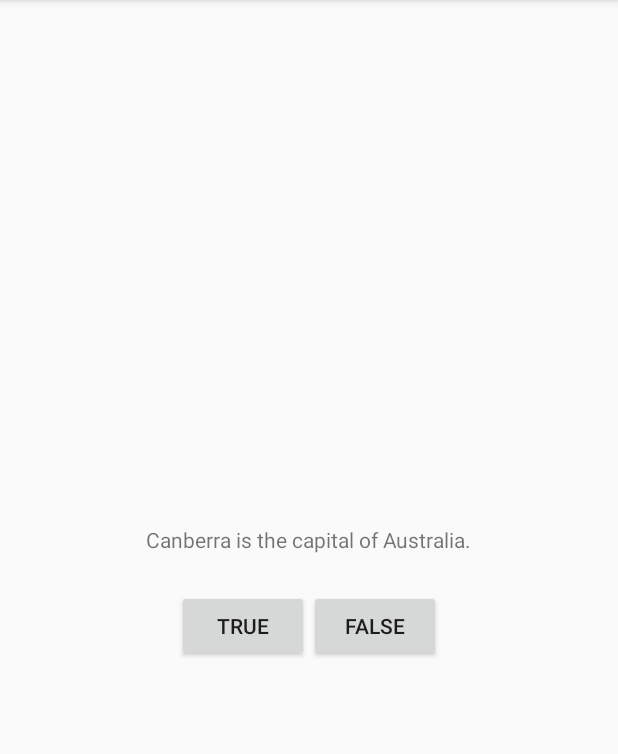
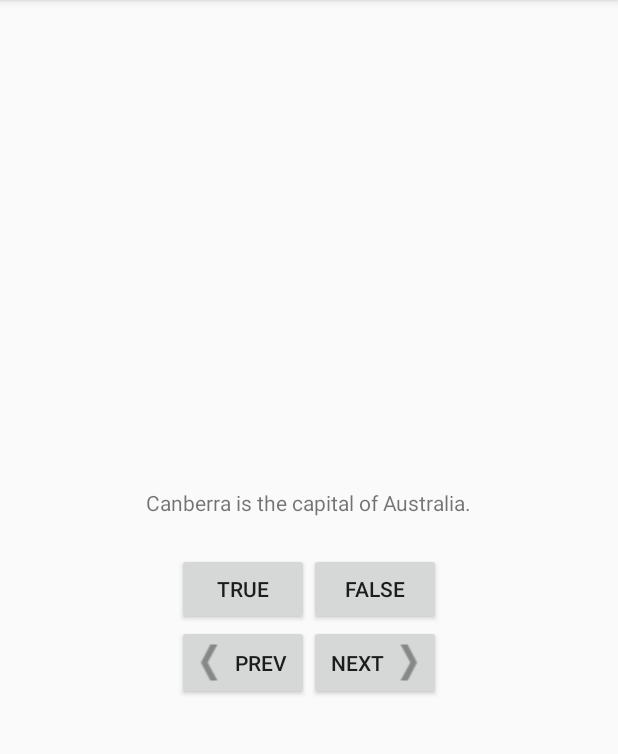
Before and after one commit to matib05/GeoQuiz, an Android app: the screen it shows after launch (QuizActivity), after a tap on "TRUE", on a phone screen of 412 x 824 dp, the part 84-838 px from its top. Run offline under Robolectric (Android 15) with nearby library versions, the phone set to English and light mode, and no system bars.

Commit message:
add questionbank functionality

```diff
--- /dev/null
+++ b/app/src/main/java/com/bignerdranch/android/geoquiz/Question.java
@@ -0,0 +1,31 @@
+package com.bignerdranch.android.geoquiz;
+
+/**
+ * Created by matib05 on 9/2/2017.
+ */
+
+public class Question {
+    private int mTextResId;
+    private boolean mAnswerTrue;
+
+    public Question(int textResId, boolean answerTrue) {
+        mTextResId = textResId;
+        mAnswerTrue = answerTrue;
+    }
+
+    public int getTextResId() {
+        return mTextResId;
+    }
+
+    public void setTextResId(int textResId) {
+        mTextResId = textResId;
+    }
+
+    public boolean isAnswerTrue() {
+        return mAnswerTrue;
+    }
+
+    public void setAnswerTrue(boolean answerTrue) {
+        mAnswerTrue = answerTrue;
+    }
+}
--- a/app/src/main/java/com/bignerdranch/android/geoquiz/QuizActivity.java
+++ b/app/src/main/java/com/bignerdranch/android/geoquiz/QuizActivity.java
@@ -2,40 +2,86 @@ package com.bignerdranch.android.geoquiz;
 
 import android.support.v7.app.AppCompatActivity;
 import android.os.Bundle;
-import android.view.Gravity;
 import android.view.View;
 import android.widget.Button;
+import android.widget.TextView;
 import android.widget.Toast;
 
 public class QuizActivity extends AppCompatActivity {
 
     private Button mTrueButton;
     private Button mFalseButton;
+    private Button mPreviousButton;
+    private Button mNextButton;
+    private TextView mQuestionTextView;
+    private Question[] mQuestionBank = new Question[] {
+            new Question(R.string.question_australia, true),
+            new Question(R.string.question_oceans, true),
+            new Question(R.string.question_mideast, false),
+            new Question(R.string.question_africa, false),
+            new Question(R.string.question_americas, true),
+            new Question(R.string.question_asia, true)
+    };
+    private int mCurrentIndex = 0;
 
     @Override
     protected void onCreate(Bundle savedInstanceState) {
         super.onCreate(savedInstanceState);
         setContentView(R.layout.activity_quiz);
 
+        mQuestionTextView = (TextView) findViewById(R.id.question_text_view);
         mTrueButton = (Button) findViewById(R.id.true_button);
         mFalseButton = (Button) findViewById(R.id.false_button);
+        mPreviousButton = (Button) findViewById(R.id.previous_button);
+        mNextButton = (Button) findViewById(R.id.next_button);
 
         mTrueButton.setOnClickListener(new View.OnClickListener() {
             @Override
             public void onClick(View view) {
-                Toast t = Toast.makeText(QuizActivity.this, R.string.correct_toast, Toast.LENGTH_SHORT);
-                t.setGravity(Gravity.TOP, 0, 0);
-                t.show();
+                checkAnswer(true);
             }
         });
 
         mFalseButton.setOnClickListener(new View.OnClickListener() {
             @Override
             public void onClick(View view) {
-                Toast  t = Toast.makeText(QuizActivity.this, R.string.incorrect_toast, Toast.LENGTH_SHORT);
-                t.setGravity(Gravity.TOP, 0, 0);
-                t.show();
+                checkAnswer(false);
             }
         });
+
+        mPreviousButton.setOnClickListener(new View.OnClickListener() {
+            @Override
+            public void onClick(View view) {
+                mCurrentIndex = (mCurrentIndex - 1) % mQuestionBank.length;
+                if (mCurrentIndex == -1) {
+                    mCurrentIndex = mQuestionBank.length-1;
+                }
+                updateQuestion();
+            }
+        });
+
+        mNextButton.setOnClickListener(new View.OnClickListener() {
+            @Override
+            public void onClick(View view) {
+                mCurrentIndex = (mCurrentIndex + 1) % mQuestionBank.length;
+                updateQuestion();
+            }
+        });
+
+        updateQuestion();
+    }
+
+    private void updateQuestion() {
+        mQuestionTextView.setText(mQuestionBank[mCurrentIndex].getTextResId());
+    }
+
+    private void checkAnswer(boolean userPressedTrue) {
+        boolean answerIsTrue = mQuestionBank[mCurrentIndex].isAnswerTrue();
+        if (userPressedTrue == answerIsTrue) {
+            Toast.makeText(QuizActivity.this, R.string.correct_toast, Toast.LENGTH_LONG).show();
+        }
+        else {
+            Toast.makeText(QuizActivity.this, R.string.incorrect_toast, Toast.LENGTH_LONG).show();
+        }
     }
 }
--- a/app/src/main/res/layout/activity_quiz.xml
+++ b/app/src/main/res/layout/activity_quiz.xml
@@ -5,10 +5,10 @@
     android:orientation="vertical" >
 
     <TextView
+        android:id="@+id/question_text_view"
         android:layout_width="wrap_content"
         android:layout_height="wrap_content"
-        android:padding="24dp"
-        android:text="@string/question_text"/>
+        android:padding="24dp" />
     <LinearLayout
         android:layout_width="wrap_content"
         android:layout_height="wrap_content"
@@ -26,5 +26,24 @@
             android:layout_height="wrap_content"
             android:text="@string/false_button"/>
     </LinearLayout>
+    <LinearLayout
+        android:layout_width="wrap_content"
+        android:layout_height="wrap_content"
+        android:orientation="horizontal">
 
+        <Button
+            android:id="@+id/previous_button"
+            android:layout_width="wrap_content"
+            android:layout_height="wrap_content"
+            android:text="@string/previous_button"
+            android:drawableLeft="@drawable/arrow_left"
+            android:drawablePadding="4dp"/>
+        <Button
+            android:id="@+id/next_button"
+            android:layout_width="wrap_content"
+            android:layout_height="wrap_content"
+            android:text="@string/next_button"
+            android:drawableRight="@drawable/arrow_right"
+            android:drawablePadding="4dp"/>
+    </LinearLayout>
 </LinearLayout>
--- a/app/src/main/res/values/strings.xml
+++ b/app/src/main/res/values/strings.xml
@@ -1,8 +1,15 @@
 <resources>
     <string name="app_name">GeoQuiz</string>
-    <string name="question_text">Canberra is the capital of Australia.</string>
     <string name="true_button">True</string>
     <string name="false_button">False</string>
+    <string name="next_button">NEXT</string>
+    <string name="previous_button">PREV</string>
     <string name="correct_toast">Correct!</string>
     <string name="incorrect_toast">Incorrect!</string>
+    <string name="question_australia">Canberra is the capital of Australia.</string>
+    <string name="question_oceans">The Pacific Ocean is larger than the Atlantic Ocean.</string>
+    <string name="question_mideast">The Suez Canal connects the Red Sea and the Indian Ocean.</string>
+    <string name="question_africa">The source of the Nile River is in Egypt.</string>
+    <string name="question_americas">The Amazon River is the longest river in the Americas.</string>
+    <string name="question_asia">Lake Baikal is the world\'s oldest and deepest freshwater lake.</string>
 </resources>
```
Also changed, not shown: app/src/main/res/drawable/arrow_left.png (added), app/src/main/res/drawable/arrow_right.png (added).
